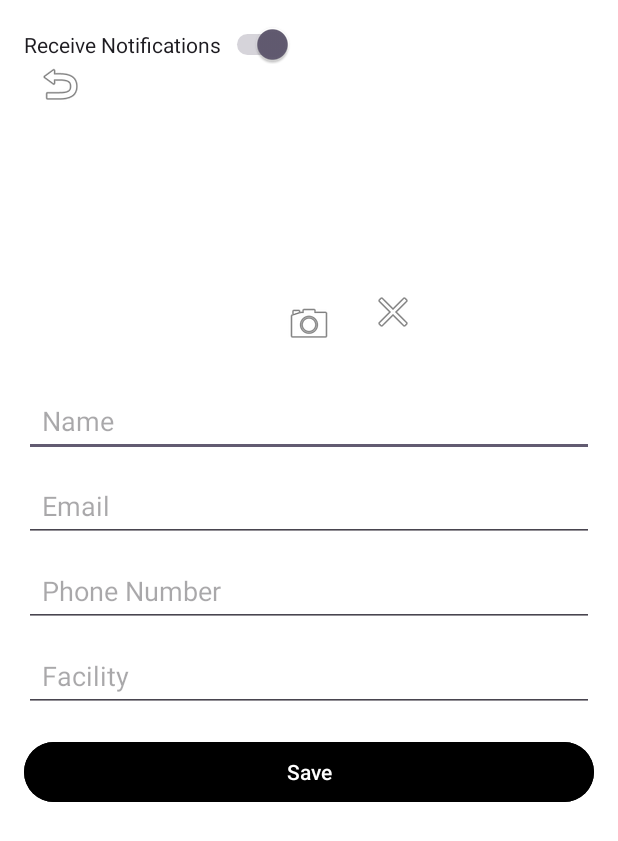
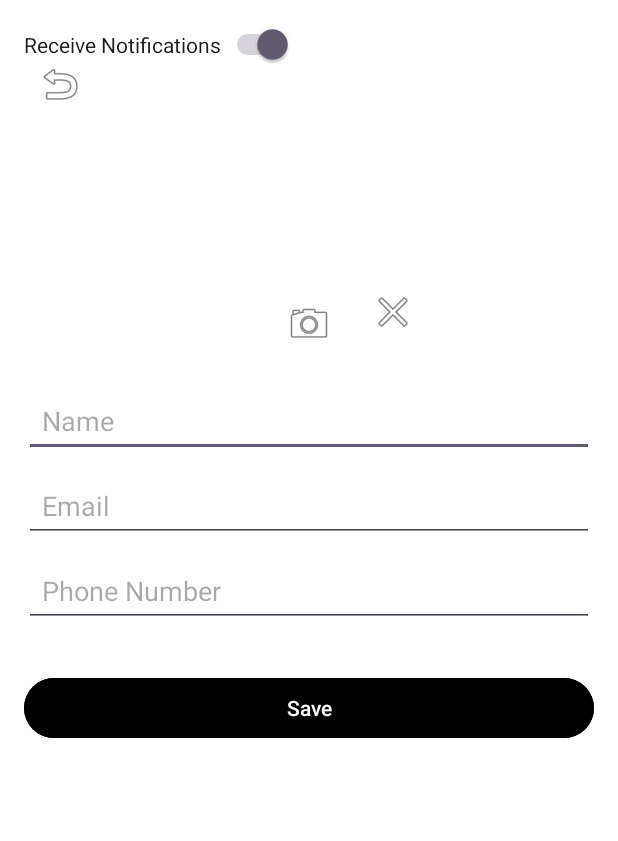
Before and after one commit to CMPUT301F24syntax/syntax-events, an Android app: the EditUserProfileActivity screen opened directly, with no data from a screen before it, after a tap on an icon or button, on a phone screen of 412 x 824 dp. Shown: the top 841 px of the screen. Run offline under Robolectric (Android 15) with nearby library versions, the phone set to English and light mode, and no system bars; our stand-ins replace Firebase (no records; nobody signed in at launch, a user with empty details on screens opened directly); pictures from the network do not load; 6 statements that could not run were skipped.

Commit message:
editing profile picture reimplemented

```diff
--- a/app/src/main/java/com/example/syntaxeventlottery/EditUserProfileActivity.java
+++ b/app/src/main/java/com/example/syntaxeventlottery/EditUserProfileActivity.java
@@ -79,7 +79,7 @@ public class EditUserProfileActivity extends AppCompatActivity {
             @Override
             public void onSuccess(Void result) {
                 user = userController.getUserByDeviceID(deviceID);
-                displayUserDetails(user);
+                displayUserDetails();
             }
 
             @Override
@@ -91,7 +91,7 @@ public class EditUserProfileActivity extends AppCompatActivity {
         });
     }
 
-    private void displayUserDetails(User user) {
+    private void displayUserDetails() {
         nameEditText.setText(user.getUsername());
         emailEditText.setText(user.getEmail());
         phoneEditText.setText(user.getPhoneNumber());
@@ -124,24 +124,16 @@ public class EditUserProfileActivity extends AppCompatActivity {
             @Override
             public void onError(Exception e) {
                 Log.e(TAG, "Failed to update profile", e);
-                Toast.makeText(EditUserProfileActivity.this, "Failed to update profile", Toast.LENGTH_SHORT).show();
+                Toast.makeText(EditUserProfileActivity.this, "Failed to update profile, try again later", Toast.LENGTH_SHORT).show();
+                finish();
             }
         });
     }
 
     private void resetProfilePhoto() {
-        userController.deleteUserProfilePhoto(user, new DataCallback<User>() {
-            @Override
-            public void onSuccess(User user) {
-                Toast.makeText(EditUserProfileActivity.this, "Profile photo deleted successfully", Toast.LENGTH_SHORT).show();
-                displayUserDetails(user);
-            }
-            @Override
-            public void onError(Exception e) {
-                Log.e(TAG, "Failed to delete profile photo", e);
-                Toast.makeText(EditUserProfileActivity.this, "Failed to delete profile photo", Toast.LENGTH_SHORT).show();
-            }
-        });
+        selectedImageUri = null;
+        user.setProfilePhotoUrl(null);
+        displayUserDetails();
     }
 
     private void openImagePicker() {
--- a/app/src/main/res/layout/edit_user_profile.xml
+++ b/app/src/main/res/layout/edit_user_profile.xml
@@ -86,15 +86,6 @@
         android:layout_marginTop="8dp" />
 
     <!-- Facility Edit Text -->
-    <EditText
-        android:id="@+id/editFacility"
-        android:layout_width="match_parent"
-        android:layout_height="wrap_content"
-        android:hint="Facility"
-        android:inputType="text"
-        android:padding="12dp"
-        android:layout_below="@id/editPhone"
-        android:layout_marginTop="8dp" />
 
     <!-- Save Button -->
     <Button
@@ -104,8 +95,8 @@
         android:text="@string/save"
         android:textColor="@android:color/white"
         android:backgroundTint="@android:color/black"
-        android:layout_below="@id/editFacility"
-        android:layout_marginTop="16dp" />
+        android:layout_below="@id/editPhone"
+        android:layout_marginTop="30dp" />
 
     <!-- Add this switch to your layout -->
     <Switch
```
Also changed, not shown: app/src/main/java/com/example/syntaxeventlottery/UserProfileActivity.java (+8 -1 lines).
